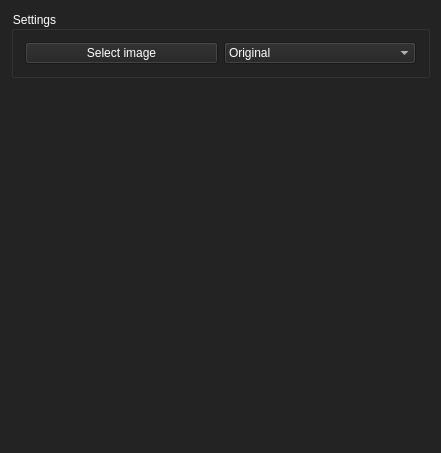
This is mainwindow.ui in vaultah/edge-detection as Qt 5 draws it before an edit. The edited form follows.
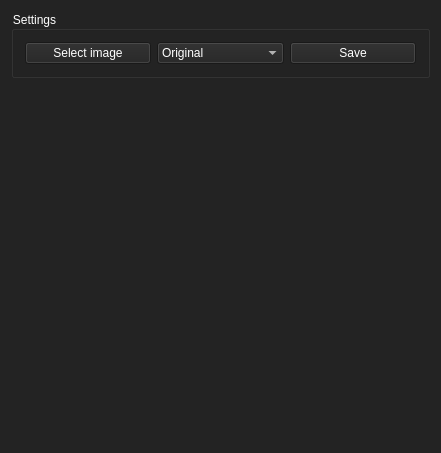
This is the edited form.

Patch:
```diff
--- a/mainwindow.ui
+++ b/mainwindow.ui
@@ -70,6 +70,13 @@
          </item>
         </widget>
        </item>
+       <item>
+        <widget class="QPushButton" name="pushButton_2">
+         <property name="text">
+          <string>Save</string>
+         </property>
+        </widget>
+       </item>
       </layout>
      </widget>
     </item>
```
